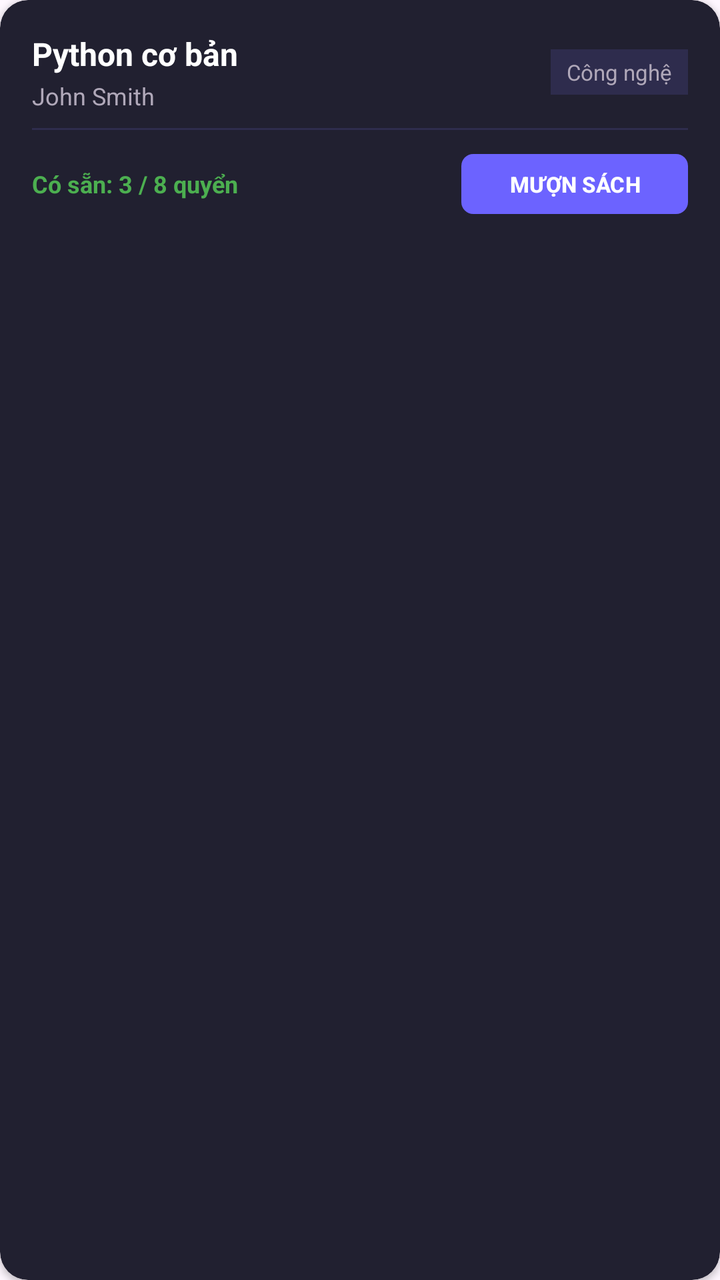
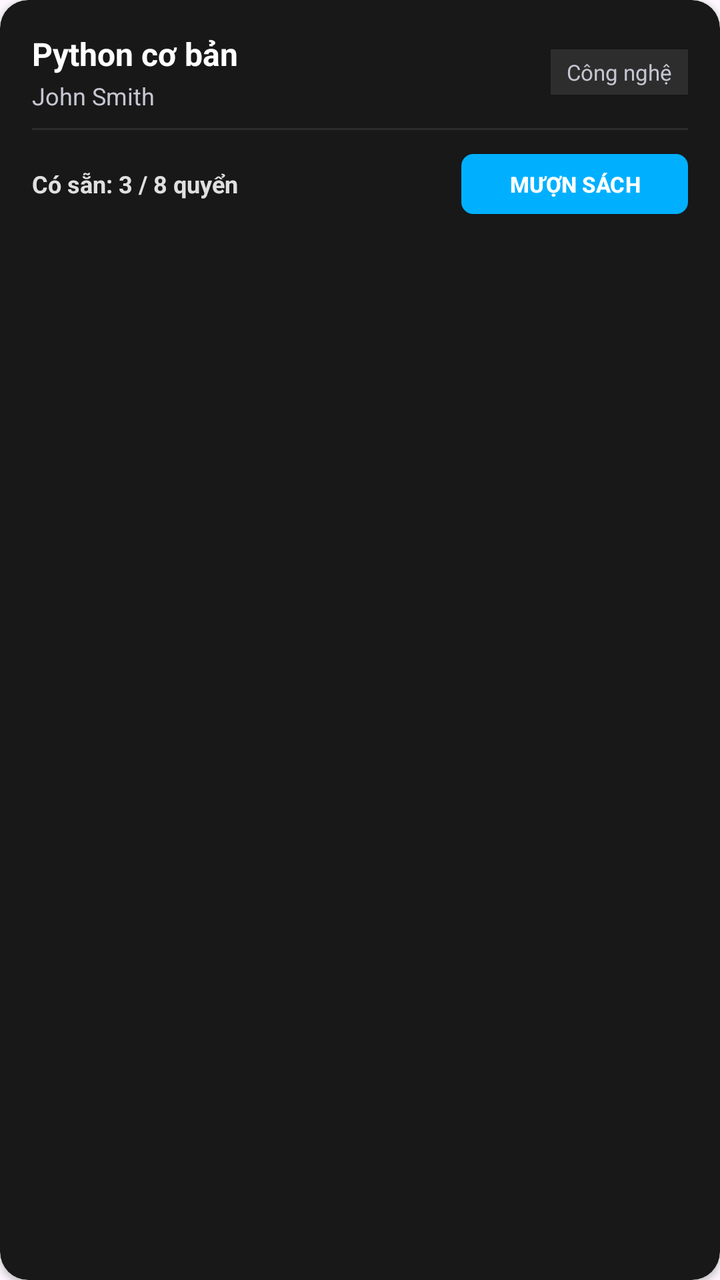

Screens rendered from an Android XML layout before and after an edit, with the pre-edit source and the edit as a unified diff.
<!-- AndroidManifest.xml: application theme Theme.QLTV -->
<!-- res/layout/item_book_reader.xml -->
<?xml version="1.0" encoding="utf-8"?>
<androidx.cardview.widget.CardView xmlns:android="http://schemas.android.com/apk/res/android"
    xmlns:app="http://schemas.android.com/apk/res-auto"
    android:layout_width="match_parent"
    android:layout_height="wrap_content"
    android:layout_marginHorizontal="4dp"
    android:layout_marginVertical="6dp"
    app:cardBackgroundColor="#212030"
    app:cardCornerRadius="14dp"
    app:cardElevation="2dp">

    <LinearLayout
        android:layout_width="match_parent"
        android:layout_height="wrap_content"
        android:orientation="vertical"
        android:padding="16dp">

        <LinearLayout
            android:layout_width="match_parent"
            android:layout_height="wrap_content"
            android:gravity="center_vertical"
            android:orientation="horizontal">

            <LinearLayout
                android:layout_width="0dp"
                android:layout_height="wrap_content"
                android:layout_weight="1"
                android:orientation="vertical">

                <TextView
                    android:id="@+id/txtBookTitleReader"
                    android:layout_width="wrap_content"
                    android:layout_height="wrap_content"
                    android:ellipsize="end"
                    android:maxLines="1"
                    android:text="Python cơ bản"
                    android:textColor="#FFFFFF"
                    android:textSize="16sp"
                    android:textStyle="bold" />

                <TextView
                    android:id="@+id/txtBookAuthorReader"
                    android:layout_width="wrap_content"
                    android:layout_height="wrap_content"
                    android:layout_marginTop="2dp"
                    android:text="John Smith"
                    android:textColor="#B0A8B9"
                    android:textSize="12sp" />
            </LinearLayout>

            <TextView
                android:id="@+id/txtBookCategoryReader"
                android:layout_width="wrap_content"
                android:layout_height="wrap_content"
                android:background="#2E2C4D"
                android:paddingHorizontal="8dp"
                android:paddingVertical="4dp"
                android:text="Công nghệ"
                android:textColor="#B0A8B9"
                android:textSize="11sp" />
        </LinearLayout>

        <View
            android:layout_width="match_parent"
            android:layout_height="1dp"
            android:layout_marginVertical="8dp"
            android:background="#2E2C4D" />

        <LinearLayout
            android:layout_width="match_parent"
            android:layout_height="wrap_content"
            android:gravity="center_vertical"
            android:orientation="horizontal">

            <TextView
                android:id="@+id/txtAvailabilityReader"
                android:layout_width="wrap_content"
                android:layout_height="wrap_content"
                android:text="Có sẵn: 3 / 8 quyển"
                android:textColor="#4CAF50"
                android:textSize="12sp"
                android:textStyle="bold" />

            <View
                android:layout_width="0dp"
                android:layout_height="1dp"
                android:layout_weight="1" />

            
            <com.google.android.material.button.MaterialButton
                android:id="@+id/btnBorrowActionReader"
                android:layout_width="wrap_content"
                android:layout_height="38dp"
                android:text="MƯỢN SÁCH"
                android:textColor="#FFFFFF"
                android:textSize="11sp"
                android:textStyle="bold"
                app:backgroundTint="#6C63FF"
                app:cornerRadius="6dp" />

            
            <com.google.android.material.button.MaterialButton
                android:id="@+id/btnReadOnlineReader"
                android:layout_width="wrap_content"
                android:layout_height="38dp"
                android:text="ĐỌC ONLINE"
                android:textColor="#FFFFFF"
                android:textSize="11sp"
                android:textStyle="bold"
                android:visibility="gone"
                app:backgroundTint="#00B0FF"
                app:cornerRadius="6dp" />
        </LinearLayout>
    </LinearLayout>
</androidx.cardview.widget.CardView>
<!-- resources referenced by this layout -->
<resources>
  <style name="Theme.QLTV" parent="Base.Theme.QLTV" />
  <style name="Base.Theme.QLTV" parent="Theme.Material3.DayNight.NoActionBar">
          
          
      </style>
</resources>

<!-- the commit's change to res/layout/item_book_reader.xml (unified diff, before → after) -->
@@ -5,7 +5,7 @@
     android:layout_height="wrap_content"
     android:layout_marginHorizontal="4dp"
     android:layout_marginVertical="6dp"
-    app:cardBackgroundColor="#212030"
+    app:cardBackgroundColor="#181818"
     app:cardCornerRadius="14dp"
     app:cardElevation="2dp">
 
@@ -44,7 +44,7 @@
                     android:layout_height="wrap_content"
                     android:layout_marginTop="2dp"
                     android:text="John Smith"
-                    android:textColor="#B0A8B9"
+                    android:textColor="#C5C5D2"
                     android:textSize="12sp" />
             </LinearLayout>
 
@@ -52,11 +52,11 @@
                 android:id="@+id/txtBookCategoryReader"
                 android:layout_width="wrap_content"
                 android:layout_height="wrap_content"
-                android:background="#2E2C4D"
+                android:background="#2D2D2D"
                 android:paddingHorizontal="8dp"
                 android:paddingVertical="4dp"
                 android:text="Công nghệ"
-                android:textColor="#B0A8B9"
+                android:textColor="#C5C5D2"
                 android:textSize="11sp" />
         </LinearLayout>
 
@@ -64,7 +64,7 @@
             android:layout_width="match_parent"
             android:layout_height="1dp"
             android:layout_marginVertical="8dp"
-            android:background="#2E2C4D" />
+            android:background="#2D2D2D" />
 
         <LinearLayout
             android:layout_width="match_parent"
@@ -77,7 +77,7 @@
                 android:layout_width="wrap_content"
                 android:layout_height="wrap_content"
                 android:text="Có sẵn: 3 / 8 quyển"
-                android:textColor="#4CAF50"
+                android:textColor="#E0E0E0"
                 android:textSize="12sp"
                 android:textStyle="bold" />
 
@@ -95,7 +95,7 @@
                 android:textColor="#FFFFFF"
                 android:textSize="11sp"
                 android:textStyle="bold"
-                app:backgroundTint="#6C63FF"
+                app:backgroundTint="#00B0FF"
                 app:cornerRadius="6dp" />
 
             
@@ -108,7 +108,7 @@
                 android:textSize="11sp"
                 android:textStyle="bold"
                 android:visibility="gone"
-                app:backgroundTint="#00B0FF"
+                app:backgroundTint="#B0B0B0"
                 app:cornerRadius="6dp" />
         </LinearLayout>
     </LinearLayout>
